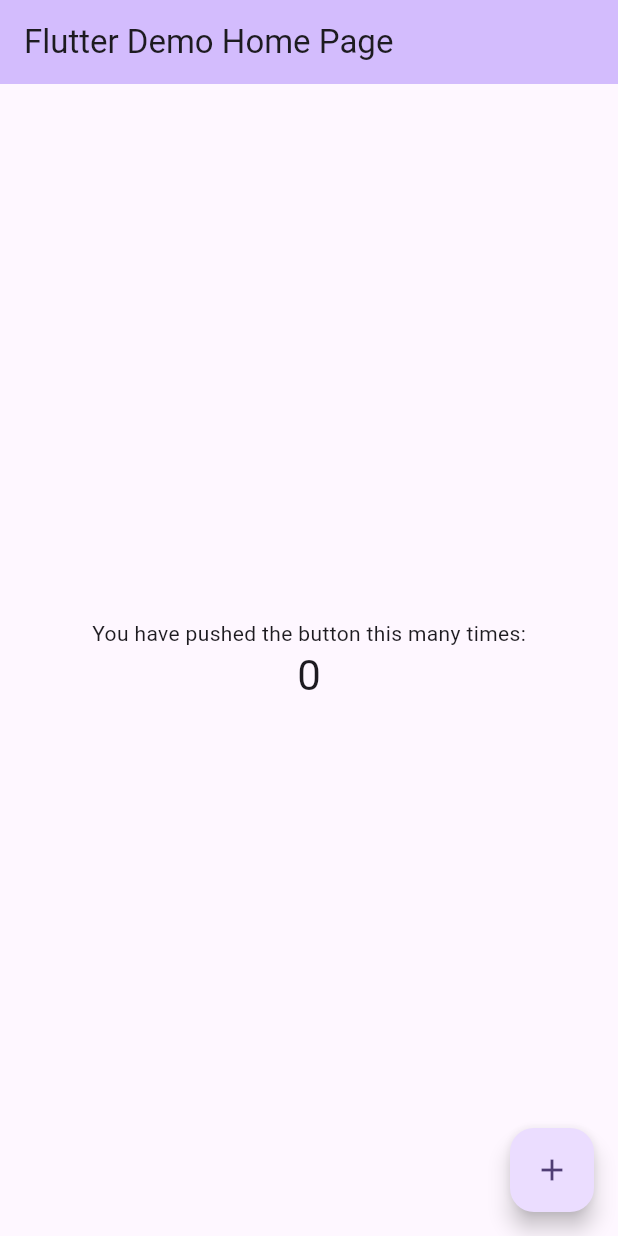
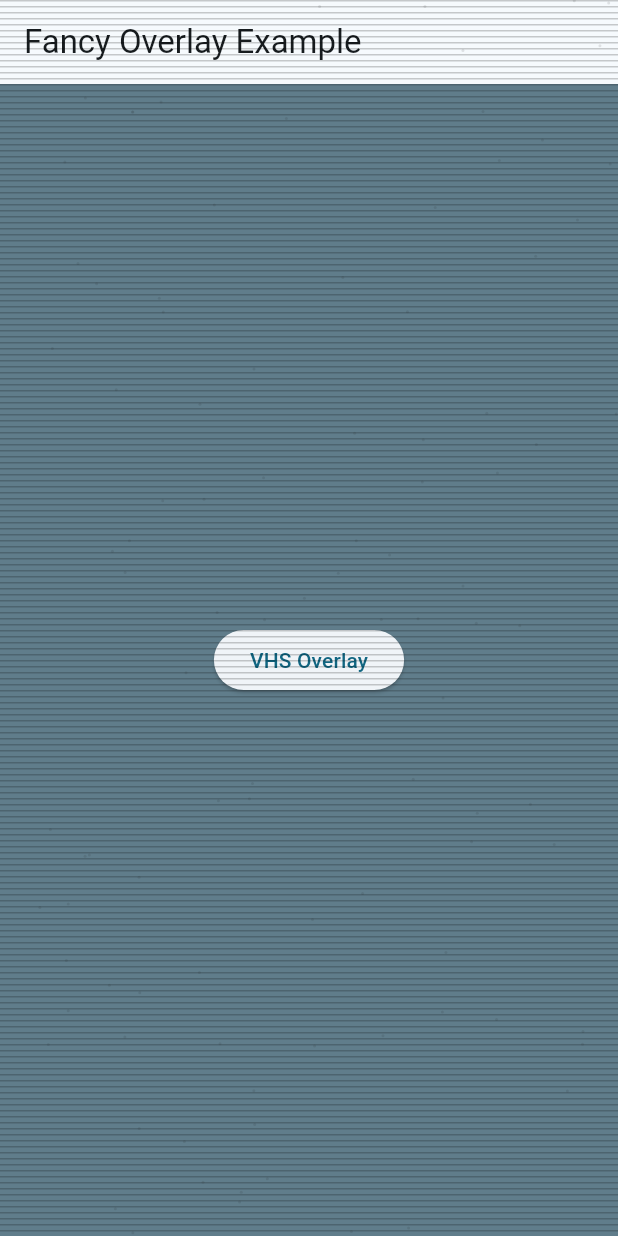
Before and after one commit to nukeolay/fancy_overlay, a Flutter app: the screen it shows after launch, on a phone screen of 412 x 824 dp. Run offline on Flutter 3.47's test engine with Material 3 defaults, Android fonts, the phone set to English and light mode, and no system bars.

Commit message:
impl VhsOverlay

```diff
--- a/example/lib/main.dart
+++ b/example/lib/main.dart
@@ -1,4 +1,7 @@
 import 'package:flutter/material.dart';
+import 'package:fancy_overlay/fancy_overlay.dart';
+import 'package:example/pages/home.dart';
+import 'package:example/pages/vhs.dart';
 
 void main() {
   runApp(const MyApp());
@@ -13,113 +16,27 @@ class MyApp extends StatelessWidget {
     return MaterialApp(
       title: 'Flutter Demo',
       theme: ThemeData(
-        // This is the theme of your application.
-        //
-        // TRY THIS: Try running your application with "flutter run". You'll see
-        // the application has a purple toolbar. Then, without quitting the app,
-        // try changing the seedColor in the colorScheme below to Colors.green
-        // and then invoke "hot reload" (save your changes or press the "hot
-        // reload" button in a Flutter-supported IDE, or press "r" if you used
-        // the command line to start the app).
-        //
-        // Notice that the counter didn't reset back to zero; the application
-        // state is not lost during the reload. To reset the state, use hot
-        // restart instead.
-        //
-        // This works for code too, not just values: Most code changes can be
-        // tested with just a hot reload.
-        colorScheme: ColorScheme.fromSeed(seedColor: Colors.deepPurple),
+        colorScheme: ColorScheme.fromSeed(seedColor: Colors.blueGrey),
+        scaffoldBackgroundColor: Colors.blueGrey,
         useMaterial3: true,
       ),
-      home: const MyHomePage(title: 'Flutter Demo Home Page'),
+      builder: (context, child) => FancyOverlay(
+        controller: FancyOverlayController(
+          builder: (_) => const VhsOverlay(
+            config: VhsOverlayConfig.standard(),
+          ),
+        ),
+        child: child!,
+      ),
+      onGenerateRoute: (settings) {
+        switch (settings.name) {
+          case '/vhs':
+            return MaterialPageRoute(builder: (_) => const VhsPage());
+          default:
+            return MaterialPageRoute(builder: (_) => const HomePage());
+        }
+      },
+      home: const HomePage(),
     );
   }
 }
-
-class MyHomePage extends StatefulWidget {
-  const MyHomePage({super.key, required this.title});
-
-  // This widget is the home page of your application. It is stateful, meaning
-  // that it has a State object (defined below) that contains fields that affect
-  // how it looks.
-
-  // This class is the configuration for the state. It holds the values (in this
-  // case the title) provided by the parent (in this case the App widget) and
-  // used by the build method of the State. Fields in a Widget subclass are
-  // always marked "final".
-
-  final String title;
-
-  @override
-  State<MyHomePage> createState() => _MyHomePageState();
-}
-
-class _MyHomePageState extends State<MyHomePage> {
-  int _counter = 0;
-
-  void _incrementCounter() {
-    setState(() {
-      // This call to setState tells the Flutter framework that something has
-      // changed in this State, which causes it to rerun the build method below
-      // so that the display can reflect the updated values. If we changed
-      // _counter without calling setState(), then the build method would not be
-      // called again, and so nothing would appear to happen.
-      _counter++;
-    });
-  }
-
-  @override
-  Widget build(BuildContext context) {
-    // This method is rerun every time setState is called, for instance as done
-    // by the _incrementCounter method above.
-    //
-    // The Flutter framework has been optimized to make rerunning build methods
-    // fast, so that you can just rebuild anything that needs updating rather
-    // than having to individually change instances of widgets.
-    return Scaffold(
-      appBar: AppBar(
-        // TRY THIS: Try changing the color here to a specific color (to
-        // Colors.amber, perhaps?) and trigger a hot reload to see the AppBar
-        // change color while the other colors stay the same.
-        backgroundColor: Theme.of(context).colorScheme.inversePrimary,
-        // Here we take the value from the MyHomePage object that was created by
-        // the App.build method, and use it to set our appbar title.
-        title: Text(widget.title),
-      ),
-      body: Center(
-        // Center is a layout widget. It takes a single child and positions it
-        // in the middle of the parent.
-        child: Column(
-          // Column is also a layout widget. It takes a list of children and
-          // arranges them vertically. By default, it sizes itself to fit its
-          // children horizontally, and tries to be as tall as its parent.
-          //
-          // Column has various properties to control how it sizes itself and
-          // how it positions its children. Here we use mainAxisAlignment to
-          // center the children vertically; the main axis here is the vertical
-          // axis because Columns are vertical (the cross axis would be
-          // horizontal).
-          //
-          // TRY THIS: Invoke "debug painting" (choose the "Toggle Debug Paint"
-          // action in the IDE, or press "p" in the console), to see the
-          // wireframe for each widget.
-          mainAxisAlignment: MainAxisAlignment.center,
-          children: <Widget>[
-            const Text(
-              'You have pushed the button this many times:',
-            ),
-            Text(
-              '$_counter',
-              style: Theme.of(context).textTheme.headlineMedium,
-            ),
-          ],
-        ),
-      ),
-      floatingActionButton: FloatingActionButton(
-        onPressed: _incrementCounter,
-        tooltip: 'Increment',
-        child: const Icon(Icons.add),
-      ), // This trailing comma makes auto-formatting nicer for build methods.
-    );
-  }
-}
--- /dev/null
+++ b/example/lib/pages/home.dart
@@ -0,0 +1,29 @@
+import 'package:flutter/material.dart';
+
+class HomePage extends StatelessWidget {
+  const HomePage({super.key});
+
+  @override
+  Widget build(BuildContext context) {
+    return Scaffold(
+      appBar: AppBar(
+        title: const Text('Fancy Overlay Example'),
+      ),
+      body: Center(
+        child: Column(
+          mainAxisAlignment: MainAxisAlignment.center,
+          children: <Widget>[
+            ElevatedButton(
+              onPressed: () {
+                Navigator.pushNamed(context, '/vhs');
+              },
+              child: const Text(
+                'VHS Overlay',
+              ),
+            ),
+          ],
+        ),
+      ),
+    );
+  }
+}
--- a/lib/fancy_overlay.dart
+++ b/lib/fancy_overlay.dart
@@ -1,7 +1,6 @@
 library fancy_overlay;
 
-/// A Calculator.
-class Calculator {
-  /// Returns [value] plus 1.
-  int addOne(int value) => value + 1;
-}
+export 'package:fancy_overlay/src/fancy_overlay_widget.dart';
+export 'package:fancy_overlay/src/fancy_overlay_controller.dart';
+export 'package:fancy_overlay/src/entries/export.dart';
+export 'package:fancy_overlay/src/tokens/export.dart';
--- /dev/null
+++ b/lib/src/entries/export.dart
@@ -0,0 +1 @@
+export 'vhs_overlay.dart';
--- /dev/null
+++ b/lib/src/entries/vhs_overlay.dart
@@ -0,0 +1,134 @@
+import 'dart:math';
+import 'package:flutter/material.dart';
+import 'package:fancy_overlay/fancy_overlay.dart';
+
+class VhsColor {
+  const VhsColor({
+    required this.scanline,
+    required this.dot,
+    required this.filter,
+  });
+
+  const VhsColor.standard()
+      : scanline = const FancyColor(Color.fromRGBO(0, 0, 0, 0.2)),
+        dot = const FancyRandomColor(),
+        filter = null;
+
+  const VhsColor.random()
+      : scanline = const FancyRandomColor(),
+        dot = const FancyRandomColor(),
+        filter = const FancyRandomColor();
+
+  final FancyColor scanline;
+  final FancyColor dot;
+  final FancyColor? filter;
+}
+
+class VhsOverlayConfig {
+  const VhsOverlayConfig({
+    required this.color,
+    this.dotRadius = 1,
+    this.duration = const Duration(milliseconds: 500),
+  });
+
+  const VhsOverlayConfig.standard()
+      : color = const VhsColor.standard(),
+        dotRadius = 1,
+        duration = const Duration(milliseconds: 500);
+
+  final VhsColor color;
+  final Duration duration;
+  final double dotRadius;
+}
+
+class VhsOverlay extends StatefulWidget {
+  const VhsOverlay({
+    required this.config,
+    super.key,
+  });
+
+  final VhsOverlayConfig config;
+
+  @override
+  State<VhsOverlay> createState() => _VhsOverlayState();
+}
+
+class _VhsOverlayState extends State<VhsOverlay>
+    with SingleTickerProviderStateMixin {
+  late AnimationController _controller;
+  late Animation<double> _noiseAnimation;
+
+  @override
+  void initState() {
+    super.initState();
+    _controller = AnimationController(
+      vsync: this,
+      duration: widget.config.duration,
+    )..repeat();
+    _noiseAnimation = Tween<double>(begin: 0, end: 1).animate(_controller);
+  }
+
+  @override
+  void dispose() {
+    _controller.dispose();
+    super.dispose();
+  }
+
+  @override
+  Widget build(BuildContext context) {
+    return AnimatedBuilder(
+      animation: _noiseAnimation,
+      builder: (context, child) {
+        return Container(
+          color: widget.config.color.filter?.color,
+          child: CustomPaint(
+            painter: _VhsPainter(
+              noiseValue: _noiseAnimation.value,
+              dotRadius: widget.config.dotRadius,
+              color: widget.config.color,
+            ),
+          ),
+        );
+      },
+    );
+  }
+}
+
+class _VhsPainter extends CustomPainter {
+  const _VhsPainter({
+    required this.noiseValue,
+    required this.dotRadius,
+    required this.color,
+  });
+
+  final double noiseValue;
+  final double dotRadius;
+  final VhsColor color;
+
+  @override
+  void paint(Canvas canvas, Size size) {
+    final paint = Paint();
+
+    // Add scanlines
+    for (double y = 0; y < size.height; y += 4) {
+      paint.color = color.scanline.color;
+      canvas.drawRect(Rect.fromLTWH(0, y, size.width, 1), paint);
+    }
+
+    // Add random noise with random colors
+    final random = Random();
+    for (int i = 0; i < 100; i++) {
+      final x = random.nextDouble() * size.width;
+      final y = random.nextDouble() * size.height;
+      paint.color = color.dot.color;
+      canvas.drawCircle(Offset(x, y), dotRadius, paint);
+    }
+  }
+
+  @override
+  bool shouldRepaint(covariant _VhsPainter oldDelegate) {
+    return oldDelegate.noiseValue != noiseValue ||
+        oldDelegate.dotRadius != dotRadius ||
+        oldDelegate.color != color;
+  }
+}
--- /dev/null
+++ b/lib/src/fancy_overlay_controller.dart
@@ -0,0 +1,44 @@
+import 'package:flutter/material.dart';
+
+class FancyOverlayController extends ChangeNotifier {
+  FancyOverlayController({
+    this.builder,
+  });
+
+  Widget Function(BuildContext context)? builder;
+
+  static FancyOverlayController of(BuildContext context) {
+    final controller = maybeOf(context);
+    assert(
+      controller != null,
+      'No FancyOverlayController found in BuildContext',
+    );
+    return controller!;
+  }
+
+  static FancyOverlayController? maybeOf(BuildContext context) {
+    return context
+        .dependOnInheritedWidgetOfExactType<FancyOverlayControllerProvider>()
+        ?.controller;
+  }
+
+  void setBuilder(Widget Function(BuildContext context) builder) {
+    this.builder = builder;
+    notifyListeners();
+  }
+}
+
+class FancyOverlayControllerProvider extends InheritedWidget {
+  const FancyOverlayControllerProvider({
+    required this.controller,
+    required super.child,
+    super.key,
+  });
+
+  final FancyOverlayController controller;
+
+  @override
+  bool updateShouldNotify(covariant FancyOverlayControllerProvider oldWidget) {
+    return controller != oldWidget.controller;
+  }
+}
--- /dev/null
+++ b/lib/src/fancy_overlay_widget.dart
@@ -0,0 +1,60 @@
+import 'package:flutter/material.dart';
+import 'package:fancy_overlay/fancy_overlay.dart';
+
+class FancyOverlay extends StatefulWidget {
+  const FancyOverlay({
+    required this.child,
+    this.controller,
+    super.key,
+  });
+  final Widget child;
+  final FancyOverlayController? controller;
+
+  @override
+  State<FancyOverlay> createState() => _FancyOverlayState();
+}
+
+class _FancyOverlayState extends State<FancyOverlay>
+    with TickerProviderStateMixin {
+  OverlayEntry? _overlay;
+  FancyOverlayController? _backupController;
+
+  FancyOverlayController get _effectiveFancyOverlayController =>
+      widget.controller ?? (_backupController ??= FancyOverlayController());
+
+  @override
+  void initState() {
+    super.initState();
+    final builder = _effectiveFancyOverlayController.builder;
+    if (builder == null) return;
+    _overlay = OverlayEntry(
+      opaque: false,
+      builder: (context) => IgnorePointer(
+        child: builder(context),
+      ),
+    );
+  }
+
+  @override
+  void dispose() {
+    _backupController?.dispose();
+    super.dispose();
+  }
+
+  @override
+  Widget build(BuildContext context) {
+    return FancyOverlayControllerProvider(
+      controller: _effectiveFancyOverlayController,
+      child: Overlay(
+        initialEntries: [
+          OverlayEntry(
+            opaque: true,
+            maintainState: true,
+            builder: (context) => widget.child,
+          ),
+          if (_overlay != null) _overlay!,
+        ],
+      ),
+    );
+  }
+}
--- /dev/null
+++ b/lib/src/tokens/export.dart
@@ -0,0 +1 @@
+export 'colors.dart';
```
Also changed, not shown: example/lib/pages/vhs.dart (added, +43 -0 lines), example/pubspec.yaml (+2 -5 lines), lib/src/tokens/colors.dart (added, +27 -0 lines), example/pubspec.lock.
